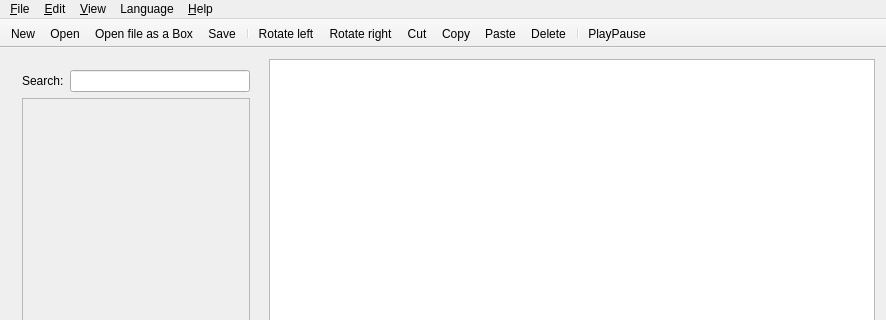
This is app/mainwindow.ui in GIBIS-UNIFESP/wiRedPanda as Qt 5 draws it before an edit; both pictures show x 0 to 886 and y 0 to 320 of the 886 by 765 pixel window. The edited form follows.
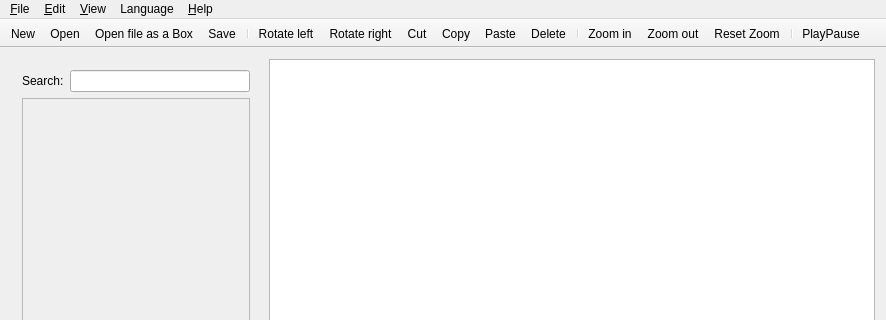
This is the edited form. The open tabs and pages were chosen to show the change. Icons and pictures are not drawn. Custom widgets are drawn as their Qt base class.

Commit message: Added Zoom In and Out to the toolbar.

What changed in the file:
```diff
--- a/app/mainwindow.ui
+++ b/app/mainwindow.ui
@@ -1019,6 +1019,10 @@
    <addaction name="actionPaste"/>
    <addaction name="actionDelete"/>
    <addaction name="separator"/>
+   <addaction name="actionZoom_in"/>
+   <addaction name="actionZoom_out"/>
+   <addaction name="actionReset_Zoom"/>
+   <addaction name="separator"/>
    <addaction name="actionPlay"/>
   </widget>
   <widget class="QStatusBar" name="statusBar"/>
```
Left out of the diff: 18 changed lines with no effect on the pictures.
